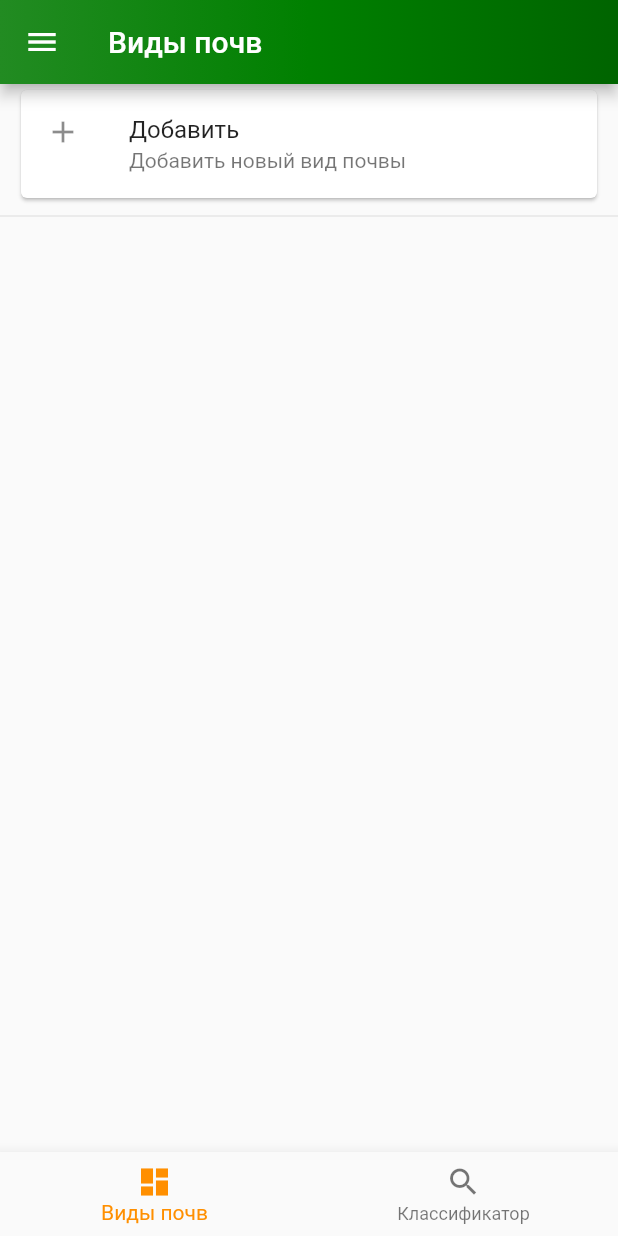
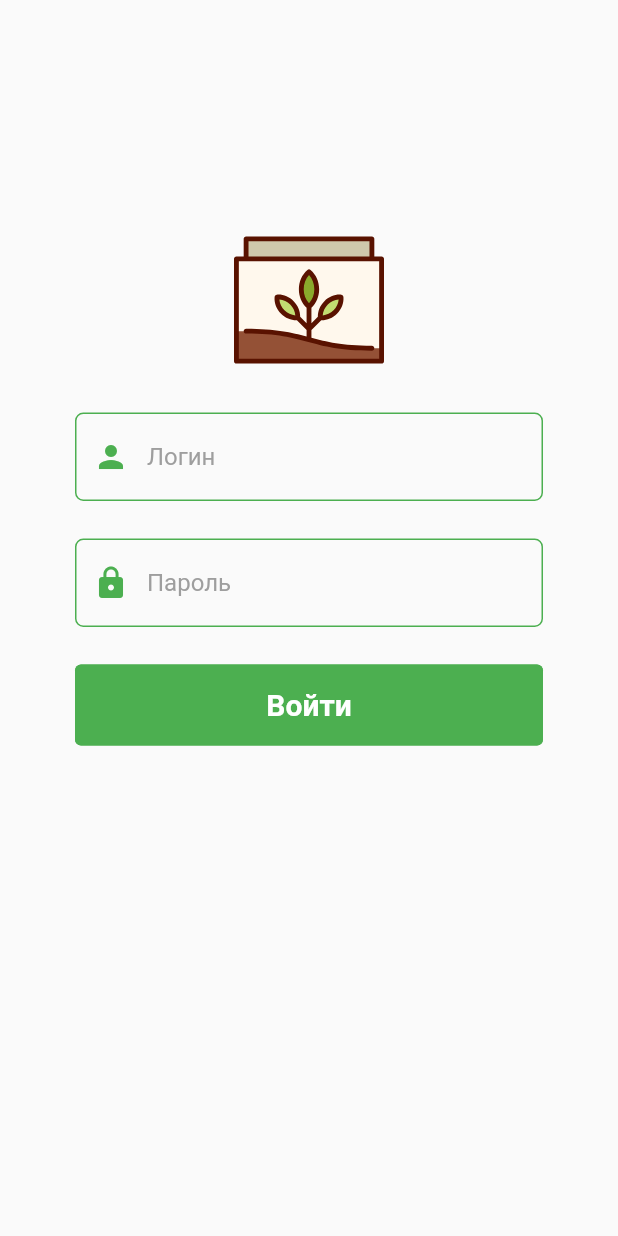
Before and after one commit to Hostridet/Collective_project, a Flutter app: the screen it shows after launch, on a phone screen of 412 x 824 dp. Run offline on Flutter 3.47's test engine with Material 2 defaults, Android fonts, the phone set to English and light mode, and no system bars; our stand-ins replace bloc, flutter_bloc, flutter_slidable, flutter_svg, new_gradient_app_bar, shared_preferences.

Commit message:
добавил авторизацию

```diff
--- /dev/null
+++ b/lib/bloc/auth_bloc/auth_event.dart
@@ -0,0 +1,11 @@
+part of 'auth_bloc.dart';
+
+@immutable
+abstract class AuthEvent {}
+
+class AuthLoginEvent extends AuthEvent {
+  final String login;
+  final String password;
+
+  AuthLoginEvent(this.login, this.password);
+}
--- /dev/null
+++ b/lib/bloc/auth_bloc/auth_state.dart
@@ -0,0 +1,14 @@
+part of 'auth_bloc.dart';
+
+@immutable
+abstract class AuthState {}
+
+class AuthInitial extends AuthState {}
+
+class AuthLoading  extends AuthState {}
+
+class AuthLoaded extends AuthState {}
+
+class AuthEmptyError extends AuthState {}
+
+class AuthWrongDataError extends AuthState {}
--- a/lib/bloc/soil_sorts/soil_sorts_bloc.dart
+++ b/lib/bloc/soil_sorts/soil_sorts_bloc.dart
@@ -16,7 +16,7 @@ class SoilSortsBloc extends Bloc<SoilSortsEvent, SoilSortsState> {
       emit(SoilLoadingState());
       List<Soil> soilList = await _soilRepository.getAllSoils();
       soilList != []
-          ? emit(SoilLoadedState(soilList))
+          ? emit(SoilLoadedState(soilList, await _soilRepository.getCount()))
           : emit(SoilErrorState("Список почв пуст"));
     });
     on<SoilDeleteEvent>((event, emit) async {
--- a/lib/bloc/soil_sorts/soil_sorts_state.dart
+++ b/lib/bloc/soil_sorts/soil_sorts_state.dart
@@ -9,8 +9,8 @@ class SoilLoadingState extends SoilSortsState {}
 
 class SoilLoadedState extends SoilSortsState {
   final List<Soil> soilList;
-
-  SoilLoadedState(this.soilList);
+  final int count;
+  SoilLoadedState(this.soilList, this.count);
 }
 
 class SoilErrorState extends SoilSortsState {
--- a/lib/models/Soil.dart
+++ b/lib/models/Soil.dart
@@ -4,31 +4,21 @@ class Soil {
   int id;
   String type;
   String subType;
-  String genus;
-  String sort;
-  String varieties;
-  String category;
   Soil({
     required this.id,
     required this.type,
     required this.subType,
-    required this.genus,
-    required this.sort,
-    required this.varieties,
-    required this.category,
   });
 
   void save() async {
     final prefs = await SharedPreferences.getInstance();
-    String savedString = "${id.toString()}/$type/$subType/"
-        "$genus/$sort/$varieties/$category";
+    String savedString = "${id.toString()}/$type/$subType";
     await prefs.setString('soil + ${id.toString()}', savedString);
   }
 
   void delete() async {
     final prefs = await SharedPreferences.getInstance();
-    String savedString = "-1/$type/$subType/"
-        "$genus/$sort/$varieties/$category";
+    String savedString = "-1/$type/$subType";
     await prefs.setString('soil + ${id.toString()}', savedString);
   }
 
@@ -37,16 +27,12 @@ class Soil {
     String? value;
     prefs.getString("soil + ${id.toString()}") != null
         ? value = prefs.getString("soil + ${id.toString()}")
-        : value = "0/null/null/null/null/null/null";
+        : value = "0/null/null";
     List<String> valueList = value!.split("/");
     return (Soil(
       id: int.parse(valueList[0]),
       type: valueList[1],
       subType: valueList[2],
-      genus: valueList[3],
-      sort: valueList[4],
-      varieties: valueList[5],
-      category: valueList[6],
     ));
   }
 }
--- /dev/null
+++ b/lib/user_interface/components/InputFieldWidget.dart
@@ -0,0 +1,43 @@
+import 'package:flutter/material.dart';
+
+class InputField extends StatelessWidget {
+  const InputField({
+    Key? key,
+    required this.focusNode,
+    required this.textController,
+    required this.label,
+    required this.icons,
+  }) : super(key: key);
+
+  final FocusNode focusNode;
+  final TextEditingController textController;
+  final String label;
+  final Icon icons;
+
+  @override
+  Widget build(BuildContext context) {
+    return Padding(
+      padding: EdgeInsets.symmetric(horizontal: 50.00),
+      child: TextFormField(
+        obscureText: label == "Пароль" ? true : false,
+        controller: textController,
+        autofocus: false,
+        onFieldSubmitted: (value) {
+          FocusScope.of(context).requestFocus(focusNode);
+        },
+        decoration: InputDecoration(
+            enabledBorder: OutlineInputBorder(
+                borderSide: const BorderSide(color:  Colors.green),
+                borderRadius: BorderRadius.circular(5.5)),
+            focusedBorder: OutlineInputBorder(
+                borderSide: const BorderSide(color:  Colors.green),
+                borderRadius: BorderRadius.circular(5.5)),
+            hintStyle: const TextStyle(color: Colors.grey),
+            filled: true,
+            fillColor: Colors.transparent,
+            hintText: label,
+            prefixIcon: icons),
+      ),
+    );
+  }
+}
--- /dev/null
+++ b/lib/user_interface/components/LoginButtonWidget.dart
@@ -0,0 +1,39 @@
+import 'package:flutter/material.dart';
+import 'package:flutter_bloc/flutter_bloc.dart';
+
+import '../../bloc/auth_bloc/auth_bloc.dart';
+
+class LoginButton extends StatelessWidget {
+  const LoginButton(
+      {Key? key,
+        required this.focusNode,
+        required this.userName,
+        required this.password})
+      : super(key: key);
+
+  final FocusNode focusNode;
+  final TextEditingController userName;
+  final TextEditingController password;
+
+  @override
+  Widget build(BuildContext context) {
+    return Padding(
+      padding: const EdgeInsets.symmetric(horizontal: 50.00),
+      child: OutlinedButton(
+        focusNode: focusNode,
+        style: OutlinedButton.styleFrom(
+            side: const BorderSide(color: Colors.green, width: 1),
+            minimumSize: const Size(double.infinity, 54),
+            backgroundColor:  Colors.green),
+        onPressed: () {
+          BlocProvider.of<AuthBloc>(context)
+              .add(AuthLoginEvent(userName.text, password.text));
+        },
+        child: const Text(
+          'Войти',
+          style: TextStyle(fontSize: 20, fontWeight: FontWeight.bold, color: Colors.white),
+        ),
+      ),
+    );
+  }
+}
--- /dev/null
+++ b/lib/user_interface/pages/LoginPage.dart
@@ -0,0 +1,124 @@
+import 'package:flutter/material.dart';
+import 'package:flutter_bloc/flutter_bloc.dart';
+import 'package:flutter_svg/flutter_svg.dart';
+import '../../bloc/auth_bloc/auth_bloc.dart';
+import '../../repository/AuthRepository.dart';
+import '../components/InputFieldWidget.dart';
+import '../components/LoginButtonWidget.dart';
+
+
+class LoginPage extends StatefulWidget {
+  const LoginPage({Key? key}) : super(key: key);
+
+  @override
+  State<LoginPage> createState() => _LoginPageState();
+}
+
+class _LoginPageState extends State<LoginPage> {
+
+  late FocusNode usernameFocus;
+  late FocusNode passwordFocus;
+  late FocusNode loginBtnFocus;
+  late TextEditingController userName;
+  late TextEditingController password;
+
+  @override
+  void initState() {
+    super.initState();
+    usernameFocus = FocusNode();
+    passwordFocus = FocusNode();
+    loginBtnFocus = FocusNode();
+    userName = TextEditingController();
+    password = TextEditingController();
+  }
+
+  @override
+  void dispose() {
+    usernameFocus.dispose();
+    passwordFocus.dispose();
+    loginBtnFocus.dispose();
+    userName.dispose();
+    password.dispose();
+    super.dispose();
+  }
+
+  clearTextData() {
+    userName.clear();
+    password.clear();
+  }
+
+
+  @override
+  Widget build(BuildContext context) {
+    return Scaffold(
+        body: RepositoryProvider(
+          create: (context) => AuthRepository(),
+          child: BlocProvider<AuthBloc>(
+            create: (context) => AuthBloc(
+              RepositoryProvider.of<AuthRepository>(context),
+            ),
+            child: BlocConsumer<AuthBloc, AuthState>(
+                listener: (context, state) {
+                  if (state is AuthEmptyError) {
+                    buildErrorLayout("Ввдетие логин или пароль");
+                  }
+                  if (state is AuthWrongDataError) {
+                    buildErrorLayout("Неверный логин или пароль");
+                  }
+                  if (state is AuthLoaded) {
+                    clearTextData();
+                    Navigator.of(context)
+                        .pushReplacementNamed('/home');
+                  }
+                },
+                builder: (context, state) {
+                  return buildInitialInput();
+                }
+            ),
+          ),
+        )
+    );
+  }
+  Widget buildInitialInput() => SingleChildScrollView(
+    child: Column(
+      mainAxisAlignment: MainAxisAlignment.spaceEvenly,
+      children: [
+        SizedBox(height: 150),
+        SvgPicture.asset(
+          "assets/logo.svg",
+          height: 100,
+          width: 100,
+        ),
+        SizedBox(height: 25),
+        InputField(
+          focusNode: usernameFocus,
+          textController: userName,
+          label: "Логин",
+          icons: const Icon(Icons.person, color: Colors.green),
+        ),
+        SizedBox(height: 25),
+        InputField(
+          focusNode: passwordFocus,
+          textController: password,
+          label: "Пароль",
+          icons: const Icon(Icons.lock, color: Colors.green),
+        ),
+        SizedBox(height: 25),
+        LoginButton(
+          focusNode: loginBtnFocus,
+          userName: userName,
+          password: password,
+        ),
+        SizedBox(height: 25),
+      ],
+    ),
+  );
+
+  ScaffoldFeatureController buildErrorLayout(String text) =>
+      ScaffoldMessenger.of(context).showSnackBar(
+        SnackBar(
+          content: Text(text),
+        ),
+      );
+
+}
--- a/lib/user_interface/pages/SoilSorts.dart
+++ b/lib/user_interface/pages/SoilSorts.dart
@@ -16,7 +16,6 @@ class SoilSortsPage extends StatefulWidget {
 }
 
 class _SoilSortPageState extends State<SoilSortsPage> {
-
   @override
   Widget build(BuildContext context) {
     return RepositoryProvider(
@@ -28,7 +27,7 @@ class _SoilSortPageState extends State<SoilSortsPage> {
         child: Scaffold(
           drawer: DrawerMenu(),
           appBar: NewGradientAppBar(
-            title: const Text('Виды почв'),
+            title: const Text('Зональность'),
             gradient: const LinearGradient(colors: [Color(0xff228B22), Color(0xff008000), Color(0xff006400)]),
           ),
           body: BlocBuilder<SoilSortsBloc, SoilSortsState>(
@@ -44,11 +43,10 @@ class _SoilSortPageState extends State<SoilSortsPage> {
                       child: Card(
                         child: ListTile(
                           title: Text("Добавить"),
-                          subtitle: Text("Добавить новый вид почвы"),
+                          subtitle: Text("Добавить зональность"),
                           leading: Icon(Icons.add),
                           onTap: () {
-                            Soil currSoil = Soil(id: 0, type: "Арг", subType: "Арг", genus: "Арг", sort: "Арг",
-                                varieties: "Арг", category: "Арг");
+                            Soil currSoil = Soil(id: state.count, type: "Тундра", subType: "Тундровые");
                             currSoil.save();
                             BlocProvider.of<SoilSortsBloc>(context)
                                 .add(SoilGetEvent());
@@ -57,7 +55,8 @@ class _SoilSortPageState extends State<SoilSortsPage> {
                       ),
                     ),
                     const Divider(),
-                    ListView.builder(
+                    Expanded(
+                      child: ListView.builder(
                           shrinkWrap: true,
                           itemCount: state.soilList.length,
                           padding: EdgeInsets.all(10),
@@ -82,11 +81,13 @@ class _SoilSortPageState extends State<SoilSortsPage> {
                                 elevation: 2,
                                 child: ListTile(
                                   title: Text(state.soilList[index].type),
+                                  subtitle: Text("Типы почв: ${state.soilList[index].subType}"),
                                   onTap: () {},
                                 ),
                               ),
                             );
                           },
+                      ),
                     ),
                   ],
                 );
--- a/lib/user_interface/routes/RouteGenerator.dart
+++ b/lib/user_interface/routes/RouteGenerator.dart
@@ -2,14 +2,19 @@
 
 import 'package:collective_project/user_interface/pages/HomePage.dart';
 import 'package:flutter/material.dart';
+
+import '../pages/LoginPage.dart';
 
 class RouteGenerator {
   Route<dynamic> generateRoute(RouteSettings settings) {
     final args = settings.arguments;
 
     switch(settings.name) {
-
       case '/':
+        return CustomPageRoute(
+          builder: (context) => const LoginPage(),
+        );
+      case '/home':
         return CustomPageRoute(
           builder: (context) => const Home(),
         );
--- a/pubspec.yaml
+++ b/pubspec.yaml
@@ -47,6 +47,7 @@ dev_dependencies:
   new_gradient_app_bar: ^0.2.0
   flutter_bloc: ^8.1.1
   flutter_slidable: ^2.0.0
+  flutter_svg: ^1.1.6
 
   # The "flutter_lints" package below contains a set of recommended lints to
   # encourage good coding practices. The lint set provided by the package is
@@ -70,6 +71,8 @@ flutter:
   # assets:
   #   - images/a_dot_burr.jpeg
   #   - images/a_dot_ham.jpeg
+  assets:
+    - assets/
 
   # An image asset can refer to one or more resolution-specific "variants", see
   # https://flutter.dev/assets-and-images/#resolution-aware
```
Also changed, not shown: lib/bloc/auth_bloc/auth_bloc.dart (added, +30 -0 lines), lib/models/User.dart (added, +42 -0 lines), lib/repository/AuthRepository.dart (added, +19 -0 lines), lib/repository/SoilRepository.dart (+16 -0 lines), assets/logo.svg (added), pubspec.lock. Lines whose indentation alone changed are shown as unchanged.
